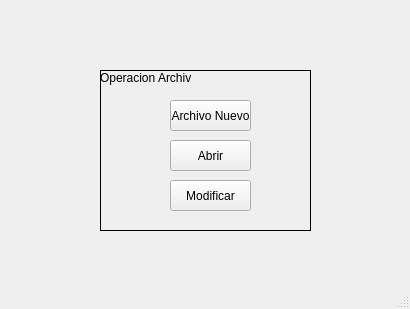
11241069/AccessOrga, file mainwindow.ui: the form before one commit.
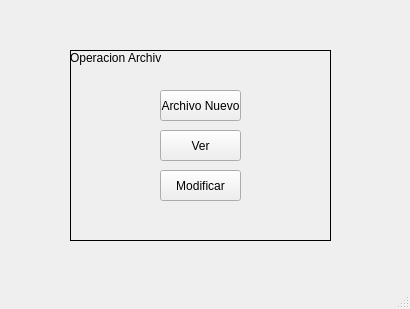
The form after the commit.

```diff
--- a/mainwindow.ui
+++ b/mainwindow.ui
@@ -17,10 +17,10 @@
    <widget class="QFrame" name="frame">
     <property name="geometry">
      <rect>
-      <x>100</x>
-      <y>70</y>
-      <width>211</width>
-      <height>161</height>
+      <x>70</x>
+      <y>50</y>
+      <width>261</width>
+      <height>191</height>
      </rect>
     </property>
     <property name="frameShape">
@@ -32,8 +32,8 @@
     <widget class="QPushButton" name="pushButton_3">
      <property name="geometry">
       <rect>
-       <x>70</x>
-       <y>110</y>
+       <x>90</x>
+       <y>120</y>
        <width>81</width>
        <height>31</height>
       </rect>
@@ -45,21 +45,21 @@
     <widget class="QPushButton" name="pushButton_2">
      <property name="geometry">
       <rect>
-       <x>70</x>
-       <y>70</y>
+       <x>90</x>
+       <y>80</y>
        <width>81</width>
        <height>31</height>
       </rect>
      </property>
      <property name="text">
-      <string>Abrir</string>
+      <string>Ver</string>
      </property>
     </widget>
     <widget class="QPushButton" name="pushButton">
      <property name="geometry">
       <rect>
-       <x>70</x>
-       <y>30</y>
+       <x>90</x>
+       <y>40</y>
        <width>81</width>
        <height>31</height>
       </rect>
```
